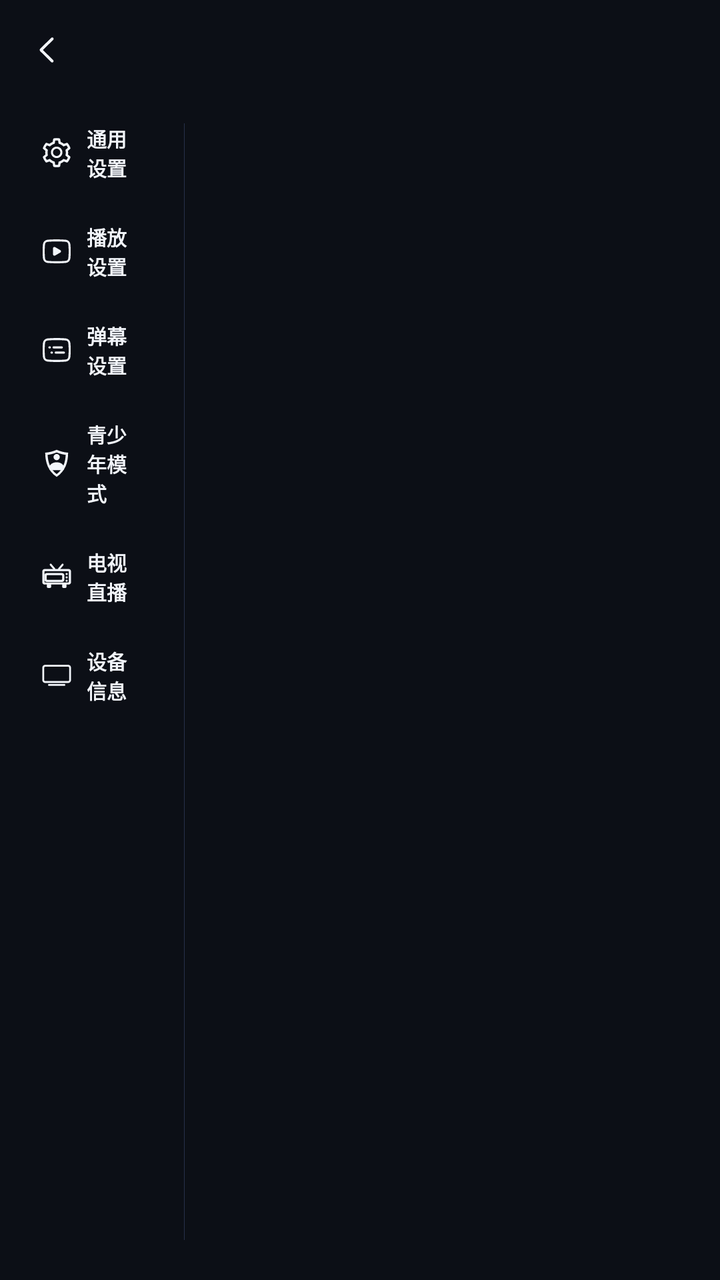
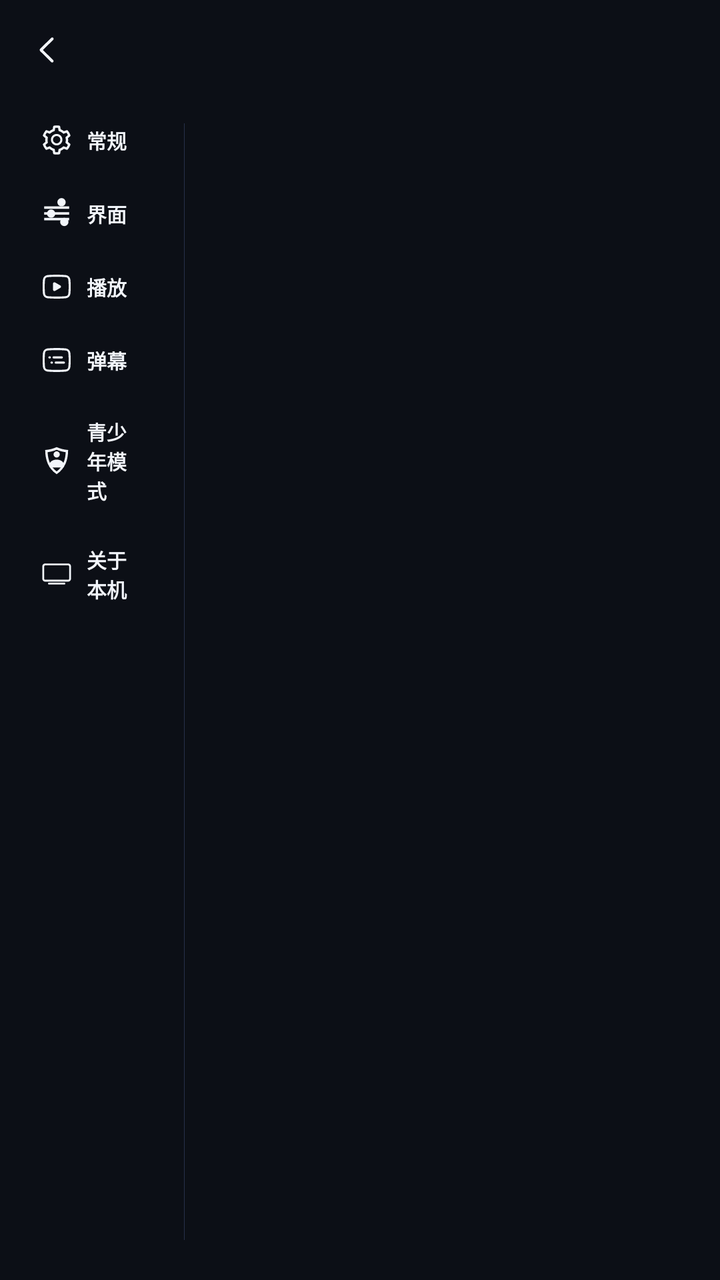

Compare the two renders of this Android layout. The source of the first and the diff that turns it into the second are given below.
<!-- AndroidManifest.xml: application theme Theme.BTelly -->
<!-- res/layout/fragment_settings.xml -->
<?xml version="1.0" encoding="utf-8"?>
<androidx.constraintlayout.widget.ConstraintLayout xmlns:android="http://schemas.android.com/apk/res/android" xmlns:app="http://schemas.android.com/apk/res-auto"
    android:layout_width="match_parent"
    android:layout_height="match_parent"
    android:background="?attr/backgroundColor">

    <androidx.appcompat.widget.AppCompatImageView
        android:id="@+id/button_back"
        android:layout_width="@dimen/px100"
        android:layout_height="@dimen/px100"
        android:layout_marginStart="@dimen/px20"
        android:layout_marginTop="@dimen/px25"
        android:background="@drawable/cell_background"
        android:clickable="true"
        android:focusable="true"
        android:padding="@dimen/px30"
        app:layout_constraintStart_toStartOf="parent"
        app:layout_constraintTop_toTopOf="parent"
        app:srcCompat="@drawable/ic_back"
        app:tint="?android:attr/textColorPrimary" />

    <androidx.appcompat.widget.AppCompatTextView
        android:id="@+id/tv_title"
        android:layout_width="0dp"
        android:layout_height="wrap_content"
        android:layout_marginStart="@dimen/px24"
        android:layout_marginEnd="@dimen/px40"
        android:textColor="?android:attr/textColorPrimary"
        android:textSize="@dimen/px40"
        android:textStyle="bold"
        app:layout_constraintBottom_toBottomOf="@id/button_back"
        app:layout_constraintEnd_toEndOf="parent"
        app:layout_constraintStart_toEndOf="@id/button_back"
        app:layout_constraintTop_toTopOf="@id/button_back" />

    <androidx.constraintlayout.widget.ConstraintLayout
        android:id="@+id/content_container"
        android:layout_width="0dp"
        android:layout_height="0dp"
        app:layout_constraintBottom_toBottomOf="parent"
        app:layout_constraintEnd_toEndOf="parent"
        app:layout_constraintStart_toStartOf="parent"
        app:layout_constraintTop_toBottomOf="@id/button_back">

        <androidx.appcompat.widget.LinearLayoutCompat
            android:id="@+id/button_setting_common"
            android:layout_width="0dp"
            android:layout_height="wrap_content"
            android:layout_marginStart="@dimen/px30"
            android:layout_marginTop="@dimen/px40"
            android:background="@drawable/cell_background"
            android:clickable="true"
            android:focusable="true"
            android:gravity="center_vertical"
            android:orientation="horizontal"
            android:paddingStart="@dimen/px30"
            android:paddingTop="@dimen/px20"
            android:paddingEnd="@dimen/px30"
            android:paddingBottom="@dimen/px20"
            app:layout_constraintStart_toStartOf="parent"
            app:layout_constraintTop_toTopOf="parent"
            app:layout_constraintWidth_percent="0.2">
            <androidx.appcompat.widget.AppCompatImageView
                android:layout_width="@dimen/px50"
                android:layout_height="@dimen/px50"
                app:srcCompat="@drawable/ic_setting"
                app:tint="?android:attr/textColorPrimary"/>
            <androidx.appcompat.widget.AppCompatTextView
                android:layout_width="0dp"
                android:layout_height="wrap_content"
                android:layout_marginLeft="@dimen/px20"
                android:layout_marginStart="@dimen/px20"
                android:layout_weight="1"
                android:text="@string/common_setting"
                android:textColor="?android:attr/textColorPrimary"
                android:textSize="@dimen/px30"
                android:textStyle="bold"/>
        </androidx.appcompat.widget.LinearLayoutCompat>

        <View
            android:id="@+id/divide"
            android:layout_width="@dimen/px1"
            android:layout_height="match_parent"
            android:layout_marginStart="@dimen/px30"
            android:layout_marginTop="@dimen/px60"
            android:layout_marginBottom="@dimen/px60"
            android:background="?attr/dividerColor"
            app:layout_constraintStart_toEndOf="@+id/button_setting_common"/>

        <androidx.appcompat.widget.LinearLayoutCompat
            android:id="@+id/button_setting_play"
            android:layout_width="0dp"
            android:layout_height="wrap_content"
            android:layout_marginTop="@dimen/px20"
            android:background="@drawable/cell_background"
            android:clickable="true"
            android:focusable="true"
            android:gravity="center_vertical"
            android:orientation="horizontal"
            android:paddingStart="@dimen/px30"
            android:paddingTop="@dimen/px20"
            android:paddingEnd="@dimen/px30"
            android:paddingBottom="@dimen/px20"
            app:layout_constraintEnd_toEndOf="@+id/button_setting_common"
            app:layout_constraintStart_toStartOf="@+id/button_setting_common"
            app:layout_constraintTop_toBottomOf="@+id/button_setting_common">
            <androidx.appcompat.widget.AppCompatImageView
                android:layout_width="@dimen/px50"
                android:layout_height="@dimen/px50"
                app:srcCompat="@drawable/ic_video_play_count"
                app:tint="?android:attr/textColorPrimary"/>
            <androidx.appcompat.widget.AppCompatTextView
                android:layout_width="0dp"
                android:layout_height="wrap_content"
                android:layout_marginLeft="@dimen/px20"
                android:layout_marginStart="@dimen/px20"
                android:layout_weight="1"
                android:text="@string/play_setting"
                android:textColor="?android:attr/textColorPrimary"
                android:textSize="@dimen/px30"
                android:textStyle="bold"/>
        </androidx.appcompat.widget.LinearLayoutCompat>

        <androidx.appcompat.widget.LinearLayoutCompat
            android:id="@+id/button_setting_dm"
            android:layout_width="0dp"
            android:layout_height="wrap_content"
            android:layout_marginTop="@dimen/px20"
            android:background="@drawable/cell_background"
            android:clickable="true"
            android:focusable="true"
            android:gravity="center_vertical"
            android:orientation="horizontal"
            android:paddingStart="@dimen/px30"
            android:paddingTop="@dimen/px20"
            android:paddingEnd="@dimen/px30"
            android:paddingBottom="@dimen/px20"
            app:layout_constraintEnd_toEndOf="@+id/button_setting_play"
            app:layout_constraintStart_toStartOf="@+id/button_setting_play"
            app:layout_constraintTop_toBottomOf="@+id/button_setting_play">
            <androidx.appcompat.widget.AppCompatImageView
                android:layout_width="@dimen/px50"
                android:layout_height="@dimen/px50"
                app:srcCompat="@drawable/ic_video_danmaku"
                app:tint="?android:attr/textColorPrimary"/>
            <androidx.appcompat.widget.AppCompatTextView
                android:layout_width="0dp"
                android:layout_height="wrap_content"
                android:layout_marginLeft="@dimen/px20"
                android:layout_marginStart="@dimen/px20"
                android:layout_weight="1"
                android:text="@string/dm_setting"
                android:textColor="?android:attr/textColorPrimary"
                android:textSize="@dimen/px30"
                android:textStyle="bold"/>
        </androidx.appcompat.widget.LinearLayoutCompat>

        <androidx.appcompat.widget.LinearLayoutCompat
            android:id="@+id/button_setting_device"
            android:layout_width="0dp"
            android:layout_height="wrap_content"
            android:layout_marginTop="@dimen/px20"
            android:background="@drawable/cell_background"
            android:clickable="true"
            android:focusable="true"
            android:gravity="center_vertical"
            android:orientation="horizontal"
            android:paddingStart="@dimen/px30"
            android:paddingTop="@dimen/px20"
            android:paddingEnd="@dimen/px30"
            android:paddingBottom="@dimen/px20"
            android:nextFocusDown="@id/button_setting_device"
            app:layout_constraintEnd_toEndOf="@+id/button_setting_tv"
            app:layout_constraintStart_toStartOf="@+id/button_setting_tv"
            app:layout_constraintTop_toBottomOf="@+id/button_setting_tv">
            <androidx.appcompat.widget.AppCompatImageView
                android:layout_width="@dimen/px50"
                android:layout_height="@dimen/px50"
                android:padding="@dimen/px2"
                app:srcCompat="@drawable/ic_tv"
                app:tint="?android:attr/textColorPrimary"/>
            <androidx.appcompat.widget.AppCompatTextView
                android:layout_width="0dp"
                android:layout_height="wrap_content"
                android:layout_marginLeft="@dimen/px20"
                android:layout_marginStart="@dimen/px20"
                android:layout_weight="1"
                android:text="@string/device_info"
                android:textColor="?android:attr/textColorPrimary"
                android:textSize="@dimen/px30"
                android:textStyle="bold"/>
        </androidx.appcompat.widget.LinearLayoutCompat>

        
        <androidx.appcompat.widget.LinearLayoutCompat
            android:id="@+id/button_setting_teen"
            android:layout_width="0dp"
            android:layout_height="wrap_content"
            android:layout_marginTop="@dimen/px20"
            android:background="@drawable/cell_background"
            android:clickable="true"
            android:focusable="true"
            android:gravity="center_vertical"
            android:orientation="horizontal"
            android:paddingStart="@dimen/px30"
            android:paddingTop="@dimen/px20"
            android:paddingEnd="@dimen/px30"
            android:paddingBottom="@dimen/px20"
            app:layout_constraintEnd_toEndOf="@+id/button_setting_dm"
            app:layout_constraintStart_toStartOf="@+id/button_setting_dm"
            app:layout_constraintTop_toBottomOf="@+id/button_setting_dm">
            <androidx.appcompat.widget.AppCompatImageView
                android:layout_width="@dimen/px50"
                android:layout_height="@dimen/px50"
                app:srcCompat="@drawable/ic_teen_protection"
                app:tint="?android:attr/textColorPrimary"/>
            <androidx.appcompat.widget.AppCompatTextView
                android:layout_width="0dp"
                android:layout_height="wrap_content"
                android:layout_marginLeft="@dimen/px20"
                android:layout_marginStart="@dimen/px20"
                android:layout_weight="1"
                android:text="@string/teen_mode"
                android:textColor="?android:attr/textColorPrimary"
                android:textSize="@dimen/px30"
                android:textStyle="bold"/>
        </androidx.appcompat.widget.LinearLayoutCompat>

        
        <androidx.appcompat.widget.LinearLayoutCompat
            android:id="@+id/button_setting_tv"
            android:layout_width="0dp"
            android:layout_height="wrap_content"
            android:layout_marginTop="@dimen/px20"
            android:background="@drawable/cell_background"
            android:clickable="true"
            android:focusable="true"
            android:gravity="center_vertical"
            android:orientation="horizontal"
            android:paddingStart="@dimen/px30"
            android:paddingTop="@dimen/px20"
            android:paddingEnd="@dimen/px30"
            android:paddingBottom="@dimen/px20"
            app:layout_constraintEnd_toEndOf="@+id/button_setting_teen"
            app:layout_constraintStart_toStartOf="@+id/button_setting_teen"
            app:layout_constraintTop_toBottomOf="@+id/button_setting_teen">
            <androidx.appcompat.widget.AppCompatImageView
                android:layout_width="@dimen/px50"
                android:layout_height="@dimen/px50"
                android:padding="@dimen/px2"
                app:srcCompat="@drawable/ic_cctv"
                app:tint="?android:attr/textColorPrimary"/>
            <androidx.appcompat.widget.AppCompatTextView
                android:layout_width="0dp"
                android:layout_height="wrap_content"
                android:layout_marginLeft="@dimen/px20"
                android:layout_marginStart="@dimen/px20"
                android:layout_weight="1"
                android:text="电视直播"
                android:textColor="?android:attr/textColorPrimary"
                android:textSize="@dimen/px30"
                android:textStyle="bold"/>
        </androidx.appcompat.widget.LinearLayoutCompat>

        <androidx.recyclerview.widget.RecyclerView
            android:id="@+id/recyclerViewSetting"
            android:layout_width="0dp"
            android:layout_height="0dp"
            android:clipChildren="false"
            android:clipToPadding="false"
            android:scrollbars="vertical"
            app:layout_constraintBottom_toBottomOf="parent"
            app:layout_constraintEnd_toEndOf="parent"
            app:layout_constraintStart_toEndOf="@+id/divide"
            app:layout_constraintTop_toTopOf="parent" />

    </androidx.constraintlayout.widget.ConstraintLayout>
</androidx.constraintlayout.widget.ConstraintLayout>
<!-- resources referenced by this layout -->
<resources>
  <dimen name="px1">1px</dimen>
  <dimen name="px100">100px</dimen>
  <dimen name="px2">2px</dimen>
  <dimen name="px20">20px</dimen>
  <dimen name="px24">24px</dimen>
  <dimen name="px25">25px</dimen>
  <dimen name="px30">30px</dimen>
  <dimen name="px40">40px</dimen>
  <dimen name="px50">50px</dimen>
  <dimen name="px60">60px</dimen>
  <!-- drawable ic_cctv (drawable) -->
  <?xml version="1.0" encoding="utf-8"?>
  <vector xmlns:android="http://schemas.android.com/apk/res/android"
      android:width="100dp"
      android:height="100dp"
      android:viewportWidth="1024"
      android:viewportHeight="1024">
      <path
          android:fillColor="#ffffff"
          android:pathData="M338,90L474,250L424,292L288,132C276,118 278,97 292,85C306,73 326,76 338,90Z" />
      <path
          android:fillColor="#ffffff"
          android:pathData="M686,90L550,250L600,292L736,132C748,118 746,97 732,85C718,73 698,76 686,90Z" />
      <path
          android:fillColor="#ffffff"
          android:fillType="evenOdd"
          android:pathData="M112,256H912C956,256 992,292 992,336V696C992,740 956,776 912,776H112C68,776 32,740 32,696V336C32,292 68,256 112,256ZM128,328C115,328 104,339 104,352V680C104,693 115,704 128,704H896C909,704 920,693 920,680V352C920,339 909,328 896,328H128Z" />
      <path
          android:fillColor="#ffffff"
          android:fillType="evenOdd"
          android:pathData="M176,392H696C736,392 768,424 768,464V616C768,656 736,688 696,688H176C136,688 104,656 104,616V464C104,424 136,392 176,392ZM200,464C187,464 176,475 176,488V592C176,605 187,616 200,616H672C685,616 696,605 696,592V488C696,475 685,464 672,464H200Z" />
      <path
          android:fillColor="#ffffff"
          android:pathData="M846,424m-36,0a36,36 0,1 0,72 0a36,36 0,1 0,-72 0" />
      <path
          android:fillColor="#ffffff"
          android:pathData="M846,536m-36,0a36,36 0,1 0,72 0a36,36 0,1 0,-72 0" />
      <path
          android:fillColor="#ffffff"
          android:pathData="M846,648m-36,0a36,36 0,1 0,72 0a36,36 0,1 0,-72 0" />
      <path
          android:fillColor="#ffffff"
          android:pathData="M184,736H328V852C328,872 312,888 292,888H220C200,888 184,872 184,852V736Z" />
      <path
          android:fillColor="#ffffff"
          android:pathData="M696,736H840V852C840,872 824,888 804,888H732C712,888 696,872 696,852V736Z" />
  </vector>
  <string name="common_setting">通用设置</string>
  <string name="device_info">设备信息</string>
  <string name="dm_setting">弹幕设置</string>
  <string name="play_setting">播放设置</string>
  <string name="teen_mode">青少年模式</string>
  <style name="Theme.BTelly" parent="@style/Theme.BTellyBase">
      </style>
  <dimen name="card_radius">12dp</dimen>
  <style name="WindowAnimationTransition" parent="">
          <item name="android:windowEnterAnimation">@android:anim/fade_in</item>
          <item name="android:windowExitAnimation">@android:anim/fade_out</item>
      </style>
  <color name="tv_surface">#0C0F16</color>
  <color name="tv_surface_raised">#141A29</color>
  <color name="tv_surface_overlay">#1C2438</color>
  <color name="tv_divider">#26304A</color>
  <color name="tv_accent">#00C2A8</color>
  <color name="tv_accent_dim">#123B34</color>
  <color name="tv_accent_on">#00312A</color>
  <color name="tv_text_primary">#F2F5FA</color>
  <color name="tv_text_secondary">#9AA5B8</color>
  <color name="tv_text_tertiary">#67718A</color>
  <color name="tv_scrim">#99000000</color>
  <!-- unchanged entries left out for length: 8 -->
</resources>

<!-- the commit's change to res/layout/fragment_settings.xml (unified diff, before → after) -->
@@ -17,7 +17,7 @@
         app:layout_constraintStart_toStartOf="parent"
         app:layout_constraintTop_toTopOf="parent"
         app:srcCompat="@drawable/ic_back"
-        app:tint="?android:attr/textColorPrimary" />
+        app:tint="?attr/tvTextPrimary" />
 
     <androidx.appcompat.widget.AppCompatTextView
         android:id="@+id/tv_title"
@@ -25,7 +25,7 @@
         android:layout_height="wrap_content"
         android:layout_marginStart="@dimen/px24"
         android:layout_marginEnd="@dimen/px40"
-        android:textColor="?android:attr/textColorPrimary"
+        android:textColor="?attr/tvTextPrimary"
         android:textSize="@dimen/px40"
         android:textStyle="bold"
         app:layout_constraintBottom_toBottomOf="@id/button_back"
@@ -64,7 +64,7 @@
                 android:layout_width="@dimen/px50"
                 android:layout_height="@dimen/px50"
                 app:srcCompat="@drawable/ic_setting"
-                app:tint="?android:attr/textColorPrimary"/>
+                app:tint="?attr/tvTextPrimary"/>
             <androidx.appcompat.widget.AppCompatTextView
                 android:layout_width="0dp"
                 android:layout_height="wrap_content"
@@ -72,7 +72,7 @@
                 android:layout_marginStart="@dimen/px20"
                 android:layout_weight="1"
                 android:text="@string/common_setting"
-                android:textColor="?android:attr/textColorPrimary"
+                android:textColor="?attr/tvTextPrimary"
                 android:textSize="@dimen/px30"
                 android:textStyle="bold"/>
         </androidx.appcompat.widget.LinearLayoutCompat>
@@ -103,12 +103,12 @@
             android:paddingBottom="@dimen/px20"
             app:layout_constraintEnd_toEndOf="@+id/button_setting_common"
             app:layout_constraintStart_toStartOf="@+id/button_setting_common"
-            app:layout_constraintTop_toBottomOf="@+id/button_setting_common">
+            app:layout_constraintTop_toBottomOf="@+id/button_setting_ui">
             <androidx.appcompat.widget.AppCompatImageView
                 android:layout_width="@dimen/px50"
                 android:layout_height="@dimen/px50"
                 app:srcCompat="@drawable/ic_video_play_count"
-                app:tint="?android:attr/textColorPrimary"/>
+                app:tint="?attr/tvTextPrimary"/>
             <androidx.appcompat.widget.AppCompatTextView
                 android:layout_width="0dp"
                 android:layout_height="wrap_content"
@@ -116,7 +116,7 @@
                 android:layout_marginStart="@dimen/px20"
                 android:layout_weight="1"
                 android:text="@string/play_setting"
-                android:textColor="?android:attr/textColorPrimary"
+                android:textColor="?attr/tvTextPrimary"
                 android:textSize="@dimen/px30"
                 android:textStyle="bold"/>
         </androidx.appcompat.widget.LinearLayoutCompat>
@@ -142,7 +142,7 @@
                 android:layout_width="@dimen/px50"
                 android:layout_height="@dimen/px50"
                 app:srcCompat="@drawable/ic_video_danmaku"
-                app:tint="?android:attr/textColorPrimary"/>
+                app:tint="?attr/tvTextPrimary"/>
             <androidx.appcompat.widget.AppCompatTextView
                 android:layout_width="0dp"
                 android:layout_height="wrap_content"
@@ -150,7 +150,7 @@
                 android:layout_marginStart="@dimen/px20"
                 android:layout_weight="1"
                 android:text="@string/dm_setting"
-                android:textColor="?android:attr/textColorPrimary"
+                android:textColor="?attr/tvTextPrimary"
                 android:textSize="@dimen/px30"
                 android:textStyle="bold"/>
         </androidx.appcompat.widget.LinearLayoutCompat>
@@ -169,16 +169,15 @@
             android:paddingTop="@dimen/px20"
             android:paddingEnd="@dimen/px30"
             android:paddingBottom="@dimen/px20"
-            android:nextFocusDown="@id/button_setting_device"
-            app:layout_constraintEnd_toEndOf="@+id/button_setting_tv"
-            app:layout_constraintStart_toStartOf="@+id/button_setting_tv"
-            app:layout_constraintTop_toBottomOf="@+id/button_setting_tv">
+            app:layout_constraintEnd_toEndOf="@+id/button_setting_teen"
+            app:layout_constraintStart_toStartOf="@+id/button_setting_teen"
+            app:layout_constraintTop_toBottomOf="@+id/button_setting_teen">
             <androidx.appcompat.widget.AppCompatImageView
                 android:layout_width="@dimen/px50"
                 android:layout_height="@dimen/px50"
                 android:padding="@dimen/px2"
                 app:srcCompat="@drawable/ic_tv"
-                app:tint="?android:attr/textColorPrimary"/>
+                app:tint="?attr/tvTextPrimary"/>
             <androidx.appcompat.widget.AppCompatTextView
                 android:layout_width="0dp"
                 android:layout_height="wrap_content"
@@ -186,7 +185,7 @@
                 android:layout_marginStart="@dimen/px20"
                 android:layout_weight="1"
                 android:text="@string/device_info"
-                android:textColor="?android:attr/textColorPrimary"
+                android:textColor="?attr/tvTextPrimary"
                 android:textSize="@dimen/px30"
                 android:textStyle="bold"/>
         </androidx.appcompat.widget.LinearLayoutCompat>
@@ -213,7 +212,7 @@
                 android:layout_width="@dimen/px50"
                 android:layout_height="@dimen/px50"
                 app:srcCompat="@drawable/ic_teen_protection"
-                app:tint="?android:attr/textColorPrimary"/>
+                app:tint="?attr/tvTextPrimary"/>
             <androidx.appcompat.widget.AppCompatTextView
                 android:layout_width="0dp"
                 android:layout_height="wrap_content"
@@ -221,43 +220,42 @@
                 android:layout_marginStart="@dimen/px20"
                 android:layout_weight="1"
                 android:text="@string/teen_mode"
-                android:textColor="?android:attr/textColorPrimary"
+                android:textColor="?attr/tvTextPrimary"
                 android:textSize="@dimen/px30"
                 android:textStyle="bold"/>
         </androidx.appcompat.widget.LinearLayoutCompat>
 
         
         <androidx.appcompat.widget.LinearLayoutCompat
-            android:id="@+id/button_setting_tv"
-            android:layout_width="0dp"
-            android:layout_height="wrap_content"
-            android:layout_marginTop="@dimen/px20"
-            android:background="@drawable/cell_background"
-            android:clickable="true"
-            android:focusable="true"
-            android:gravity="center_vertical"
-            android:orientation="horizontal"
-            android:paddingStart="@dimen/px30"
-            android:paddingTop="@dimen/px20"
-            android:paddingEnd="@dimen/px30"
-            android:paddingBottom="@dimen/px20"
-            app:layout_constraintEnd_toEndOf="@+id/button_setting_teen"
-            app:layout_constraintStart_toStartOf="@+id/button_setting_teen"
-            app:layout_constraintTop_toBottomOf="@+id/button_setting_teen">
-            <androidx.appcompat.widget.AppCompatImageView
-                android:layout_width="@dimen/px50"
-                android:layout_height="@dimen/px50"
-                android:padding="@dimen/px2"
-                app:srcCompat="@drawable/ic_cctv"
-                app:tint="?android:attr/textColorPrimary"/>
-            <androidx.appcompat.widget.AppCompatTextView
-                android:layout_width="0dp"
-                android:layout_height="wrap_content"
-                android:layout_marginLeft="@dimen/px20"
-                android:layout_marginStart="@dimen/px20"
-                android:layout_weight="1"
-                android:text="电视直播"
-                android:textColor="?android:attr/textColorPrimary"
+            android:id="@+id/button_setting_ui"
+            android:layout_width="0dp"
+            android:layout_height="wrap_content"
+            android:layout_marginTop="@dimen/px20"
+            android:background="@drawable/cell_background"
+            android:clickable="true"
+            android:focusable="true"
+            android:gravity="center_vertical"
+            android:orientation="horizontal"
+            android:paddingStart="@dimen/px30"
+            android:paddingTop="@dimen/px20"
+            android:paddingEnd="@dimen/px30"
+            android:paddingBottom="@dimen/px20"
+            app:layout_constraintEnd_toEndOf="@+id/button_setting_common"
+            app:layout_constraintStart_toStartOf="@+id/button_setting_common"
+            app:layout_constraintTop_toBottomOf="@+id/button_setting_common">
+            <androidx.appcompat.widget.AppCompatImageView
+                android:layout_width="@dimen/px50"
+                android:layout_height="@dimen/px50"
+                app:srcCompat="@drawable/ic_ui_adjust"
+                app:tint="?attr/tvTextPrimary"/>
+            <androidx.appcompat.widget.AppCompatTextView
+                android:layout_width="0dp"
+                android:layout_height="wrap_content"
+                android:layout_marginLeft="@dimen/px20"
+                android:layout_marginStart="@dimen/px20"
+                android:layout_weight="1"
+                android:text="@string/ui_setting"
+                android:textColor="?attr/tvTextPrimary"
                 android:textSize="@dimen/px30"
                 android:textStyle="bold"/>
         </androidx.appcompat.widget.LinearLayoutCompat>
<!-- resource entries referenced after the edit -->
@@ -10,48 +10,38 @@
   <dimen name="px40">40px</dimen>
   <dimen name="px50">50px</dimen>
   <dimen name="px60">60px</dimen>
-  <!-- drawable ic_cctv (drawable) -->
+  <!-- drawable ic_ui_adjust (drawable) -->
   <?xml version="1.0" encoding="utf-8"?>
   <vector xmlns:android="http://schemas.android.com/apk/res/android"
-      android:width="100dp"
-      android:height="100dp"
-      android:viewportWidth="1024"
-      android:viewportHeight="1024">
+      android:width="24dp"
+      android:height="24dp"
+      android:viewportWidth="24"
+      android:viewportHeight="24">
       <path
-          android:fillColor="#ffffff"
-          android:pathData="M338,90L474,250L424,292L288,132C276,118 278,97 292,85C306,73 326,76 338,90Z" />
+          android:fillColor="#FFFFFFFF"
+          android:pathData="M3,7h18v1.8H3z" />
       <path
-          android:fillColor="#ffffff"
-          android:pathData="M686,90L550,250L600,292L736,132C748,118 746,97 732,85C718,73 698,76 686,90Z" />
+          android:fillColor="#FFFFFFFF"
+          android:pathData="M15.5,4m-3,0a3,3 0 1,0 6,0a3,3 0 1,0 -6,0" />
       <path
-          android:fillColor="#ffffff"
-          android:fillType="evenOdd"
-          android:pathData="M112,256H912C956,256 992,292 992,336V696C992,740 956,776 912,776H112C68,776 32,740 32,696V336C32,292 68,256 112,256ZM128,328C115,328 104,339 104,352V680C104,693 115,704 128,704H896C909,704 920,693 920,680V352C920,339 909,328 896,328H128Z" />
+          android:fillColor="#FFFFFFFF"
+          android:pathData="M3,15.2h18v1.8H3z" />
       <path
-          android:fillColor="#ffffff"
-          android:fillType="evenOdd"
-          android:pathData="M176,392H696C736,392 768,424 768,464V616C768,656 736,688 696,688H176C136,688 104,656 104,616V464C104,424 136,392 176,392ZM200,464C187,464 176,475 176,488V592C176,605 187,616 200,616H672C685,616 696,605 696,592V488C696,475 685,464 672,464H200Z" />
+          android:fillColor="#FFFFFFFF"
+          android:pathData="M8,12.2m-3,0a3,3 0 1,0 6,0a3,3 0 1,0 -6,0" />
       <path
-          android:fillColor="#ffffff"
-          android:pathData="M846,424m-36,0a36,36 0,1 0,72 0a36,36 0,1 0,-72 0" />
+          android:fillColor="#FFFFFFFF"
+          android:pathData="M3,11.1h18v1.8H3z" />
       <path
-          android:fillColor="#ffffff"
-          android:pathData="M846,536m-36,0a36,36 0,1 0,72 0a36,36 0,1 0,-72 0" />
-      <path
-          android:fillColor="#ffffff"
-          android:pathData="M846,648m-36,0a36,36 0,1 0,72 0a36,36 0,1 0,-72 0" />
-      <path
-          android:fillColor="#ffffff"
-          android:pathData="M184,736H328V852C328,872 312,888 292,888H220C200,888 184,872 184,852V736Z" />
-      <path
-          android:fillColor="#ffffff"
-          android:pathData="M696,736H840V852C840,872 824,888 804,888H732C712,888 696,872 696,852V736Z" />
+          android:fillColor="#FFFFFFFF"
+          android:pathData="M17.5,18.2m-3,0a3,3 0 1,0 6,0a3,3 0 1,0 -6,0" />
   </vector>
-  <string name="common_setting">通用设置</string>
-  <string name="device_info">设备信息</string>
-  <string name="dm_setting">弹幕设置</string>
-  <string name="play_setting">播放设置</string>
+  <string name="common_setting">常规</string>
+  <string name="device_info">关于本机</string>
+  <string name="dm_setting">弹幕</string>
+  <string name="play_setting">播放</string>
   <string name="teen_mode">青少年模式</string>
+  <string name="ui_setting">界面</string>
   <style name="Theme.BTelly" parent="@style/Theme.BTellyBase">
       </style>
   <dimen name="card_radius">12dp</dimen>
